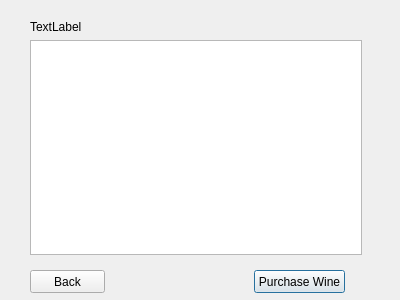
grenrock/cs1dQTRepository, file viewcustomtrip.ui: the form before one commit.
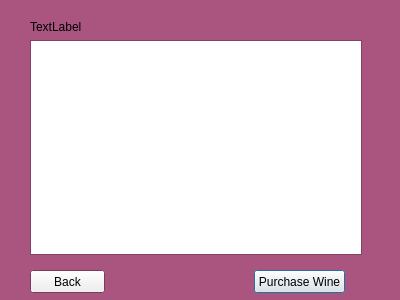
The form after the commit.

The edit to the form file:
```diff
--- a/viewcustomtrip.ui
+++ b/viewcustomtrip.ui
@@ -10,6 +10,70 @@
     <height>300</height>
    </rect>
   </property>
+  <property name="palette">
+   <palette>
+    <active>
+     <colorrole role="Base">
+      <brush brushstyle="SolidPattern">
+       <color alpha="255">
+        <red>255</red>
+        <green>255</green>
+        <blue>255</blue>
+       </color>
+      </brush>
+     </colorrole>
+     <colorrole role="Window">
+      <brush brushstyle="SolidPattern">
+       <color alpha="255">
+        <red>170</red>
+        <green>85</green>
+        <blue>127</blue>
+       </color>
+      </brush>
+     </colorrole>
+    </active>
+    <inactive>
+     <colorrole role="Base">
+      <brush brushstyle="SolidPattern">
+       <color alpha="255">
+        <red>255</red>
+        <green>255</green>
+        <blue>255</blue>
+       </color>
+      </brush>
+     </colorrole>
+     <colorrole role="Window">
+      <brush brushstyle="SolidPattern">
+       <color alpha="255">
+        <red>170</red>
+        <green>85</green>
+        <blue>127</blue>
+       </color>
+      </brush>
+     </colorrole>
+    </inactive>
+    <disabled>
+     <colorrole role="Base">
+      <brush brushstyle="SolidPattern">
+       <color alpha="255">
+        <red>170</red>
+        <green>85</green>
+        <blue>127</blue>
+       </color>
+      </brush>
+     </colorrole>
+     <colorrole role="Window">
+      <brush brushstyle="SolidPattern">
+       <color alpha="255">
+        <red>170</red>
+        <green>85</green>
+        <blue>127</blue>
+       </color>
+      </brush>
+     </colorrole>
+    </disabled>
+   </palette>
+  </property>
   <property name="windowTitle">
    <string>Dialog</string>
   </property>
```
